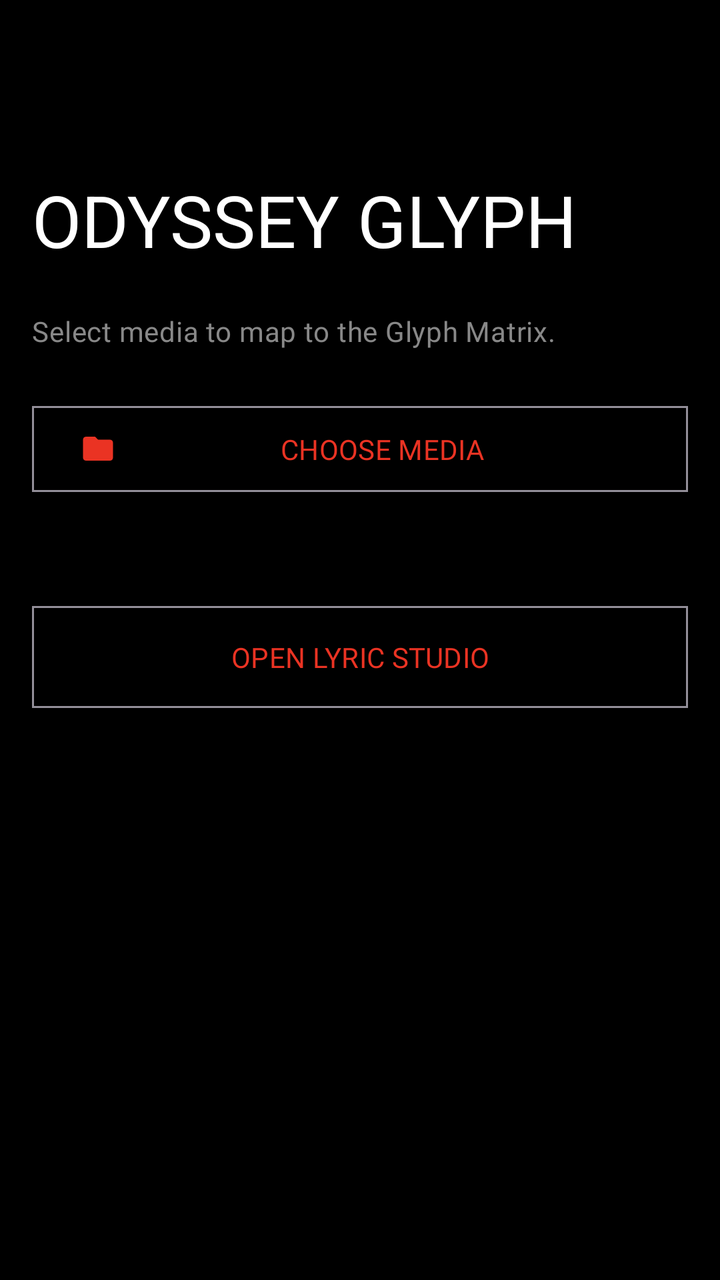
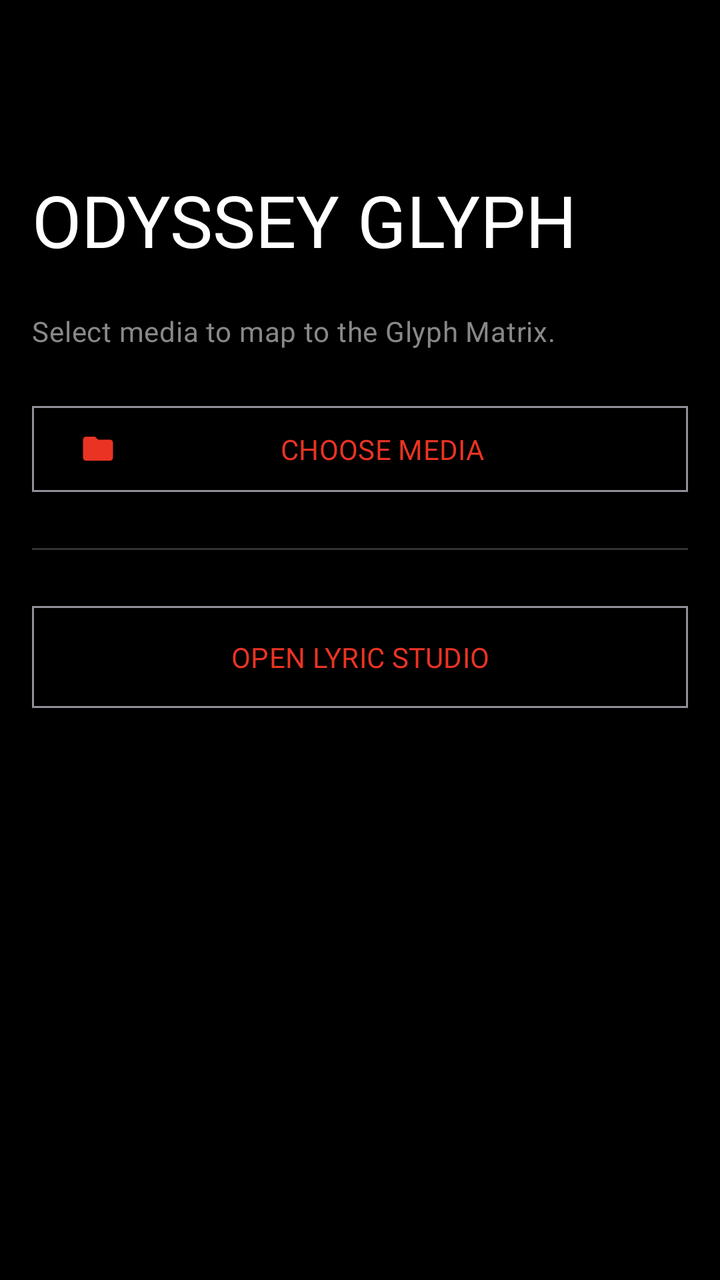

The first picture is an Android layout as it rendered before a commit; the second is the same layout after the commit. The layout source and the unified diff follow.
<!-- AndroidManifest.xml: application theme Theme.OdysseyGlyph -->
<!-- res/layout/activity_main.xml -->
<?xml version="1.0" encoding="utf-8"?>
<androidx.coordinatorlayout.widget.CoordinatorLayout 
    xmlns:android="http://schemas.android.com/apk/res/android"
    xmlns:app="http://schemas.android.com/apk/res-auto"
    android:layout_width="match_parent"
    android:layout_height="match_parent"
    android:background="?android:attr/colorBackground"
    android:fitsSystemWindows="true">

    <com.google.android.material.appbar.AppBarLayout
        android:layout_width="match_parent"
        android:layout_height="140dp"
        android:background="?android:attr/colorBackground"
        android:fitsSystemWindows="true">

        <com.google.android.material.appbar.CollapsingToolbarLayout
            android:layout_width="match_parent"
            android:layout_height="match_parent"
            app:layout_scrollFlags="scroll|exitUntilCollapsed"
            app:collapsedTitleTextAppearance="@style/TextAppearance.Material3.TitleLarge"
            app:expandedTitleTextAppearance="@style/TextAppearance.Material3.DisplaySmall"
            app:collapsedTitleTextColor="?attr/colorOnSurface"
            app:expandedTitleTextColor="?attr/colorOnSurface"
            app:title="ODYSSEY GLYPH"
            app:collapsedTitleFontFamily="@font/dotgothic16"
            app:expandedTitleFontFamily="@font/dotgothic16">

            <com.google.android.material.appbar.MaterialToolbar
                android:id="@+id/toolbar"
                android:layout_width="match_parent"
                android:layout_height="?attr/actionBarSize"
                app:layout_collapseMode="pin" />
        </com.google.android.material.appbar.CollapsingToolbarLayout>
    </com.google.android.material.appbar.AppBarLayout>

    <ScrollView
        android:layout_width="match_parent"
        android:layout_height="match_parent"
        app:layout_behavior="@string/appbar_scrolling_view_behavior"
        android:fillViewport="true">

        <LinearLayout
            android:layout_width="match_parent"
            android:layout_height="wrap_content"
            android:orientation="vertical"
            android:padding="@dimen/spacing_medium">

            
            <TextView
                android:layout_width="match_parent"
                android:layout_height="wrap_content"
                android:text="Select media to map to the Glyph Matrix."
                android:fontFamily="@font/jetbrains_mono"
                android:textAppearance="?attr/textAppearanceBodyMedium"
                android:textColor="?attr/colorOnSurfaceVariant"
                android:layout_marginBottom="@dimen/spacing_large" />

            <com.google.android.material.button.MaterialButton
                android:id="@+id/btnSelectVideo"
                style="@style/Widget.Material3.Button.OutlinedButton"
                android:layout_width="match_parent"
                android:layout_height="wrap_content"
                android:text="CHOOSE MEDIA"
                android:fontFamily="@font/jetbrains_mono"
                app:cornerRadius="0dp"
                android:paddingVertical="12dp"
                app:icon="@drawable/ic_folder" />

            
            <LinearLayout
                android:id="@+id/settingsPanel"
                android:layout_width="match_parent"
                android:layout_height="wrap_content"
                android:orientation="vertical"
                android:visibility="gone"
                android:layout_marginTop="@dimen/spacing_large">

                
                <FrameLayout
                    android:id="@+id/videoCard"
                    android:layout_width="match_parent"
                    android:layout_height="@dimen/video_card_height"
                    android:background="@drawable/bg_preview_bezel"
                    android:layout_marginBottom="@dimen/spacing_small">

                    <FrameLayout
                        android:id="@+id/videoContainer"
                        android:layout_width="match_parent"
                        android:layout_height="match_parent"
                        android:layout_margin="1dp"
                        android:background="#000000">

                        <com.example.odysseyglyph.CenteredVideoView
                            android:id="@+id/videoView"
                            android:layout_width="match_parent"
                            android:layout_height="match_parent" />

                        <com.example.odysseyglyph.CenteredImageView
                            android:id="@+id/imageView"
                            android:layout_width="match_parent"
                            android:layout_height="match_parent"
                            android:visibility="gone" />

                        
                        <com.example.odysseyglyph.CropOverlayView
                            android:id="@+id/cropOverlay"
                            android:layout_width="match_parent"
                            android:layout_height="match_parent" />
                    </FrameLayout>
                </FrameLayout>

                <TextView
                    android:layout_width="match_parent"
                    android:layout_height="wrap_content"
                    android:text="PINCH TO ZOOM. DRAG TO PAN."
                    android:gravity="center"
                    android:fontFamily="@font/jetbrains_mono"
                    android:textAppearance="?attr/textAppearanceBodySmall"
                    android:textColor="?attr/colorOnSurfaceVariant"
                    android:layout_marginBottom="@dimen/spacing_large" />

                
                <LinearLayout
                    android:id="@+id/trimmerCard"
                    android:layout_width="match_parent"
                    android:layout_height="wrap_content"
                    android:orientation="vertical"
                    android:paddingVertical="@dimen/spacing_medium"
                    android:layout_marginBottom="@dimen/spacing_medium">

                    <TextView
                        android:id="@+id/tvTrimTimes"
                        android:layout_width="match_parent"
                        android:layout_height="wrap_content"
                        android:text="TRIM: 0.0s - 0.0s"
                        android:fontFamily="@font/jetbrains_mono"
                        android:textAppearance="?attr/textAppearanceTitleMedium"
                        android:layout_marginBottom="@dimen/spacing_small" />

                    <com.google.android.material.slider.RangeSlider
                        android:id="@+id/rangeSlider"
                        android:layout_width="match_parent"
                        android:layout_height="wrap_content"
                        app:tickVisible="false" />
                </LinearLayout>

                <View android:layout_width="match_parent" android:layout_height="1dp" android:background="?attr/colorDivider" android:layout_marginBottom="@dimen/spacing_medium"/>

                
                <com.google.android.material.textfield.TextInputLayout
                    android:layout_width="match_parent"
                    android:layout_height="wrap_content"
                    style="@style/Widget.Material3.TextInputLayout.OutlinedBox.ExposedDropdownMenu"
                    android:hint="PLAYBACK MODE"
                    android:layout_marginBottom="@dimen/spacing_small">
                    
                    <com.google.android.material.textfield.MaterialAutoCompleteTextView
                        android:id="@+id/modeSpinner"
                        android:layout_width="match_parent"
                        android:layout_height="wrap_content"
                        android:inputType="none"
                        android:fontFamily="@font/jetbrains_mono"
                        app:simpleItems="@array/playback_modes" />
                </com.google.android.material.textfield.TextInputLayout>

                <com.google.android.material.textfield.TextInputLayout
                    android:layout_width="match_parent"
                    android:layout_height="wrap_content"
                    style="@style/Widget.Material3.TextInputLayout.OutlinedBox.ExposedDropdownMenu"
                    android:hint="SAVE TO SLOT"
                    android:layout_marginBottom="@dimen/spacing_large">
                    
                    <com.google.android.material.textfield.MaterialAutoCompleteTextView
                        android:id="@+id/slotSpinner"
                        android:layout_width="match_parent"
                        android:layout_height="wrap_content"
                        android:inputType="none"
                        android:fontFamily="@font/jetbrains_mono"
                        app:simpleItems="@array/save_slots" />
                </com.google.android.material.textfield.TextInputLayout>

                <View android:layout_width="match_parent" android:layout_height="1dp" android:background="?attr/colorDivider" android:layout_marginBottom="@dimen/spacing_medium"/>

                
                <LinearLayout
                    android:id="@+id/audioCard"
                    android:layout_width="match_parent"
                    android:layout_height="wrap_content"
                    android:orientation="vertical"
                    android:paddingVertical="@dimen/spacing_medium"
                    android:layout_marginBottom="@dimen/spacing_medium">
                    
                    <LinearLayout
                        android:layout_width="match_parent"
                        android:layout_height="wrap_content"
                        android:orientation="horizontal"
                        android:gravity="center_vertical">
                        
                        <TextView
                            android:id="@+id/tvAudioStatus"
                            android:layout_width="0dp"
                            android:layout_weight="1"
                            android:layout_height="wrap_content"
                            android:text="AUDIO: UNATTACHED"
                            android:fontFamily="@font/jetbrains_mono"
                            android:textAppearance="?attr/textAppearanceTitleMedium" />
                    </LinearLayout>
                    
                    <com.google.android.material.button.MaterialButton
                        android:id="@+id/btnAttachAudio"
                        style="@style/Widget.Material3.Button.OutlinedButton"
                        android:layout_width="match_parent"
                        android:layout_height="wrap_content"
                        android:text="SELECT LOCAL AUDIO"
                        android:fontFamily="@font/jetbrains_mono"
                        app:cornerRadius="0dp"
                        app:icon="@drawable/ic_audio"
                        android:layout_marginTop="@dimen/spacing_small" />
                </LinearLayout>

                <View android:layout_width="match_parent" android:layout_height="1dp" android:background="?attr/colorDivider" android:layout_marginBottom="@dimen/spacing_medium"/>

                
                <LinearLayout
                    android:id="@+id/btnAdvancedToggle"
                    android:layout_width="match_parent"
                    android:layout_height="wrap_content"
                    android:orientation="horizontal"
                    android:paddingVertical="@dimen/spacing_medium"
                    android:background="?attr/selectableItemBackground"
                    android:clickable="true"
                    android:focusable="true"
                    android:gravity="center_vertical"
                    android:layout_marginBottom="@dimen/spacing_large">
                    
                    <TextView
                        android:layout_width="0dp"
                        android:layout_weight="1"
                        android:layout_height="wrap_content"
                        android:text="ADVANCED SETTINGS"
                        android:fontFamily="@font/jetbrains_mono"
                        android:textAppearance="?attr/textAppearanceTitleMedium" />
                        
                    <ImageView
                        android:layout_width="wrap_content"
                        android:layout_height="wrap_content"
                        android:src="@drawable/ic_settings"
                        app:tint="?attr/colorOnSurfaceVariant" />
                </LinearLayout>

                
                <com.google.android.material.button.MaterialButton
                    android:id="@+id/btnProcess"
                    android:layout_width="match_parent"
                    android:layout_height="wrap_content"
                    android:text="RENDER TO GLYPH"
                    android:fontFamily="@font/jetbrains_mono"
                    android:letterSpacing="0.1"
                    app:cornerRadius="0dp"
                    app:backgroundTint="?attr/colorPrimary"
                    android:textColor="#FFFFFF"
                    android:paddingVertical="16dp" />
                    
                <com.google.android.material.button.MaterialButton
                    android:id="@+id/btnCancel"
                    style="@style/Widget.Material3.Button.OutlinedButton"
                    android:layout_width="match_parent"
                    android:layout_height="wrap_content"
                    android:text="CANCEL"
                    android:fontFamily="@font/jetbrains_mono"
                    app:cornerRadius="0dp"
                    android:textColor="?attr/colorError"
                    app:strokeColor="?attr/colorError"
                    android:visibility="gone"
                    android:layout_marginTop="@dimen/spacing_small"
                    android:paddingVertical="16dp" />

                
                <com.example.odysseyglyph.GlyphProgressView
                    android:id="@+id/progressBar"
                    android:layout_width="match_parent"
                    android:layout_height="24dp"
                    android:layout_marginVertical="@dimen/spacing_medium"
                    android:visibility="gone" />
                    
                <com.google.android.material.button.MaterialButton
                    android:id="@+id/btnOpenManager"
                    style="@style/Widget.Material3.Button.OutlinedButton"
                    android:layout_width="match_parent"
                    android:layout_height="wrap_content"
                    android:text="OPEN TOYS MANAGER"
                    android:fontFamily="@font/jetbrains_mono"
                    app:cornerRadius="0dp"
                    android:visibility="gone"
                    android:layout_marginTop="@dimen/spacing_medium" />
                    
                <LinearLayout
                    android:layout_width="match_parent"
                    android:layout_height="wrap_content"
                    android:orientation="horizontal"
                    android:layout_marginTop="@dimen/spacing_medium">
                    <com.google.android.material.button.MaterialButton
                        android:id="@+id/btnExport"
                        style="@style/Widget.Material3.Button.TextButton"
                        android:layout_width="0dp"
                        android:layout_weight="1"
                        android:layout_height="wrap_content"
                        android:text="EXPORT PRESET"
                        android:fontFamily="@font/jetbrains_mono" />
                    <com.google.android.material.button.MaterialButton
                        android:id="@+id/btnImport"
                        style="@style/Widget.Material3.Button.TextButton"
                        android:layout_width="0dp"
                        android:layout_weight="1"
                        android:layout_height="wrap_content"
                        android:text="IMPORT PRESET"
                        android:fontFamily="@font/jetbrains_mono" />
                </LinearLayout>
            </LinearLayout>

            <View android:layout_width="match_parent" android:layout_height="1dp" android:background="?attr/colorDivider" android:layout_marginVertical="@dimen/spacing_large"/>
                
            <com.google.android.material.button.MaterialButton
                android:id="@+id/btnLaunchLyricStudio"
                style="@style/Widget.Material3.Button.OutlinedButton"
                android:layout_width="match_parent"
                android:layout_height="wrap_content"
                android:text="OPEN LYRIC STUDIO"
                android:fontFamily="@font/jetbrains_mono"
                app:cornerRadius="0dp"
                android:paddingVertical="16dp" />
        </LinearLayout>
    </ScrollView>
</androidx.coordinatorlayout.widget.CoordinatorLayout>
<!-- resources referenced by this layout -->
<resources>
  <string-array name="playback_modes">
          <item>LOOP</item>
          <item>ONCE</item>
      </string-array>
  <string-array name="save_slots">
          <item>Slot 1</item>
          <item>Slot 2</item>
          <item>Slot 3</item>
      </string-array>
  <dimen name="spacing_large">24dp</dimen>
  <dimen name="spacing_medium">16dp</dimen>
  <dimen name="spacing_small">8dp</dimen>
  <dimen name="video_card_height">350dp</dimen>
  <!-- drawable bg_preview_bezel (drawable) -->
  <?xml version="1.0" encoding="utf-8"?>
  <shape xmlns:android="http://schemas.android.com/apk/res/android"
      android:shape="rectangle">
      
      <solid android:color="#0A0A0A" />
      
      
      <stroke android:width="1dp" android:color="?attr/colorDivider" />
  </shape>
  <!-- drawable ic_audio (drawable) -->
  <vector xmlns:android="http://schemas.android.com/apk/res/android"
      android:width="24dp"
      android:height="24dp"
      android:viewportWidth="24"
      android:viewportHeight="24">
    <path
        android:pathData="M12,3v10.55c-0.59,-0.34 -1.27,-0.55 -2,-0.55 -2.21,0 -4,1.79 -4,4s1.79,4 4,4 4,-1.79 4,-4V7h4V3h-6z"
        android:fillColor="#FFFFFF"/>
  </vector>
  <!-- drawable ic_folder (drawable) -->
  <vector xmlns:android="http://schemas.android.com/apk/res/android"
      android:width="24dp"
      android:height="24dp"
      android:viewportWidth="24"
      android:viewportHeight="24">
    <path
        android:pathData="M10,4H4c-1.1,0 -1.99,0.9 -1.99,2L2,18c0,1.1 0.9,2 2,2h16c1.1,0 2,-0.9 2,-2V8c0,-1.1 -0.9,-2 -2,-2h-8l-2,-2z"
        android:fillColor="#FFFFFF"/>
  </vector>
  <style name="Theme.OdysseyGlyph" parent="Theme.Material3.Dark.NoActionBar">
          
          <item name="colorPrimary">@color/colorPrimary</item>
          <item name="colorSecondary">@color/colorSecondary</item>
          <item name="colorSurface">@color/colorSurface</item>
          <item name="colorSurfaceVariant">@color/colorSurfaceVariant</item>
          <item name="android:colorBackground">@color/colorBackground</item>
          <item name="colorOnSurface">@color/colorOnSurface</item>
          <item name="colorOnSurfaceVariant">@color/colorOnSurfaceVariant</item>
          <item name="colorError">@color/colorError</item>
          
          
          <item name="android:statusBarColor">@android:color/transparent</item>
          <item name="android:navigationBarColor">@android:color/transparent</item>
          
          
          <item name="shapeAppearanceSmallComponent">@style/ShapeAppearance.Odyssey.Sharp</item>
          <item name="shapeAppearanceMediumComponent">@style/ShapeAppearance.Odyssey.Sharp</item>
          <item name="shapeAppearanceLargeComponent">@style/ShapeAppearance.Odyssey.Sharp</item>
          
          
          <item name="android:fontFamily">sans-serif</item>
      </style>
  <color name="colorPrimary">#EA3323</color>
  <color name="colorSecondary">#FFFFFF</color>
  <color name="colorSurface">#0A0A0A</color>
  <color name="colorSurfaceVariant">#141414</color>
  <color name="colorBackground">#000000</color>
  <color name="colorOnSurface">#FFFFFF</color>
  <color name="colorOnSurfaceVariant">#888888</color>
  <color name="colorError">#EA3323</color>
  <style name="ShapeAppearance.Odyssey.Sharp" parent="ShapeAppearance.Material3.SmallComponent">
          <item name="cornerFamily">rounded</item>
          <item name="cornerSize">2dp</item>
      </style>
  <!-- unchanged entries left out for length: 1 -->
</resources>

<!-- the commit's change to res/layout/activity_main.xml (unified diff, before → after) -->
@@ -17,13 +17,11 @@
             android:layout_width="match_parent"
             android:layout_height="match_parent"
             app:layout_scrollFlags="scroll|exitUntilCollapsed"
-            app:collapsedTitleTextAppearance="@style/TextAppearance.Material3.TitleLarge"
-            app:expandedTitleTextAppearance="@style/TextAppearance.Material3.DisplaySmall"
+            app:collapsedTitleTextAppearance="@style/TextAppearance.Odyssey.CollapsedTitle"
+            app:expandedTitleTextAppearance="@style/TextAppearance.Odyssey.ExpandedTitle"
             app:collapsedTitleTextColor="?attr/colorOnSurface"
             app:expandedTitleTextColor="?attr/colorOnSurface"
-            app:title="ODYSSEY GLYPH"
-            app:collapsedTitleFontFamily="@font/dotgothic16"
-            app:expandedTitleFontFamily="@font/dotgothic16">
+            app:title="ODYSSEY GLYPH">
 
             <com.google.android.material.appbar.MaterialToolbar
                 android:id="@+id/toolbar"
@@ -144,7 +142,7 @@
                         app:tickVisible="false" />
                 </LinearLayout>
 
-                <View android:layout_width="match_parent" android:layout_height="1dp" android:background="?attr/colorDivider" android:layout_marginBottom="@dimen/spacing_medium"/>
+                <View android:layout_width="match_parent" android:layout_height="1dp" android:background="#33FFFFFF" android:layout_marginBottom="@dimen/spacing_medium"/>
 
                 
                 <com.google.android.material.textfield.TextInputLayout
@@ -179,7 +177,7 @@
                         app:simpleItems="@array/save_slots" />
                 </com.google.android.material.textfield.TextInputLayout>
 
-                <View android:layout_width="match_parent" android:layout_height="1dp" android:background="?attr/colorDivider" android:layout_marginBottom="@dimen/spacing_medium"/>
+                <View android:layout_width="match_parent" android:layout_height="1dp" android:background="#33FFFFFF" android:layout_marginBottom="@dimen/spacing_medium"/>
 
                 
                 <LinearLayout
@@ -218,7 +216,7 @@
                         android:layout_marginTop="@dimen/spacing_small" />
                 </LinearLayout>
 
-                <View android:layout_width="match_parent" android:layout_height="1dp" android:background="?attr/colorDivider" android:layout_marginBottom="@dimen/spacing_medium"/>
+                <View android:layout_width="match_parent" android:layout_height="1dp" android:background="#33FFFFFF" android:layout_marginBottom="@dimen/spacing_medium"/>
 
                 
                 <LinearLayout
@@ -318,7 +316,7 @@
                 </LinearLayout>
             </LinearLayout>
 
-            <View android:layout_width="match_parent" android:layout_height="1dp" android:background="?attr/colorDivider" android:layout_marginVertical="@dimen/spacing_large"/>
+            <View android:layout_width="match_parent" android:layout_height="1dp" android:background="#33FFFFFF" android:layout_marginVertical="@dimen/spacing_large"/>
                 
             <com.google.android.material.button.MaterialButton
                 android:id="@+id/btnLaunchLyricStudio"
<!-- resource entries referenced after the edit -->
@@ -21,7 +21,7 @@
       <solid android:color="#0A0A0A" />
       
       
-      <stroke android:width="1dp" android:color="?attr/colorDivider" />
+      <stroke android:width="1dp" android:color="#33FFFFFF" />
   </shape>
   <!-- drawable ic_audio (drawable) -->
   <vector xmlns:android="http://schemas.android.com/apk/res/android"
@@ -43,6 +43,12 @@
         android:pathData="M10,4H4c-1.1,0 -1.99,0.9 -1.99,2L2,18c0,1.1 0.9,2 2,2h16c1.1,0 2,-0.9 2,-2V8c0,-1.1 -0.9,-2 -2,-2h-8l-2,-2z"
         android:fillColor="#FFFFFF"/>
   </vector>
+  <style name="TextAppearance.Odyssey.CollapsedTitle" parent="TextAppearance.Material3.TitleLarge">
+          <item name="android:fontFamily">@font/dotgothic16</item>
+      </style>
+  <style name="TextAppearance.Odyssey.ExpandedTitle" parent="TextAppearance.Material3.DisplaySmall">
+          <item name="android:fontFamily">@font/dotgothic16</item>
+      </style>
   <style name="Theme.OdysseyGlyph" parent="Theme.Material3.Dark.NoActionBar">
           
           <item name="colorPrimary">@color/colorPrimary</item>
